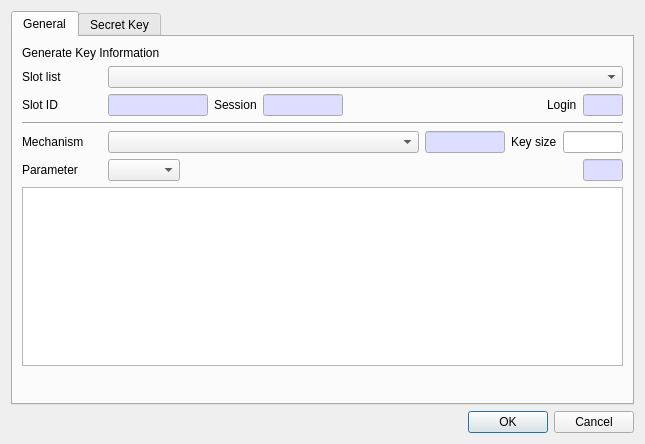
This is CryptokiMan/gen_key_dlg.ui in jykim74/CryptokiMan as Qt 5 draws it before an edit. The edited form follows.
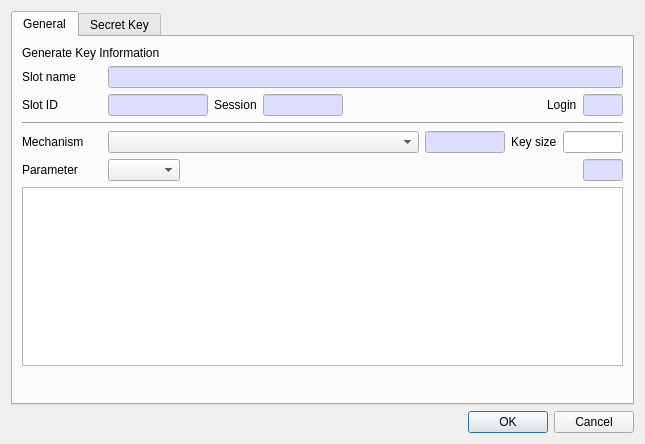
This is the edited form.

Commit message: Slot List 를 모두 Slot Name 변경

The edit to the form file:
```diff
--- a/CryptokiMan/gen_key_dlg.ui
+++ b/CryptokiMan/gen_key_dlg.ui
@@ -36,16 +36,6 @@
          <property name="topMargin">
           <number>0</number>
          </property>
-         <item row="0" column="1">
-          <widget class="QComboBox" name="mSlotsCombo">
-           <property name="sizePolicy">
-            <sizepolicy hsizetype="Preferred" vsizetype="Fixed">
-             <horstretch>1</horstretch>
-             <verstretch>0</verstretch>
-            </sizepolicy>
-           </property>
-          </widget>
-         </item>
          <item row="0" column="0">
           <widget class="QLabel" name="label">
            <property name="minimumSize">
@@ -55,7 +45,41 @@
             </size>
            </property>
            <property name="text">
-            <string>Slot list</string>
+            <string>Slot name</string>
+           </property>
+          </widget>
+         </item>
+         <item row="0" column="1">
+          <widget class="QLineEdit" name="mSlotNameText">
+           <property name="palette">
+            <palette>
+             <active>
+              <colorrole role="Base">
+               <brush brushstyle="SolidPattern">
+                <color alpha="255">
+                 <red>221</red>
+                 <green>221</green>
+                 <blue>255</blue>
+                </color>
+               </brush>
+              </colorrole>
+             </active>
+             <inactive>
+              <colorrole role="Base">
+               <brush brushstyle="SolidPattern">
+                <color alpha="255">
+                 <red>221</red>
+                 <green>221</green>
+                 <blue>255</blue>
+                </color>
+               </brush>
+              </colorrole>
+             </inactive>
+             <disabled/>
+            </palette>
+           </property>
+           <property name="readOnly">
+            <bool>true</bool>
            </property>
           </widget>
          </item>
```
Left out of the diff: 1 changed line with no effect on the pictures. The commit also changes 116 other files.
